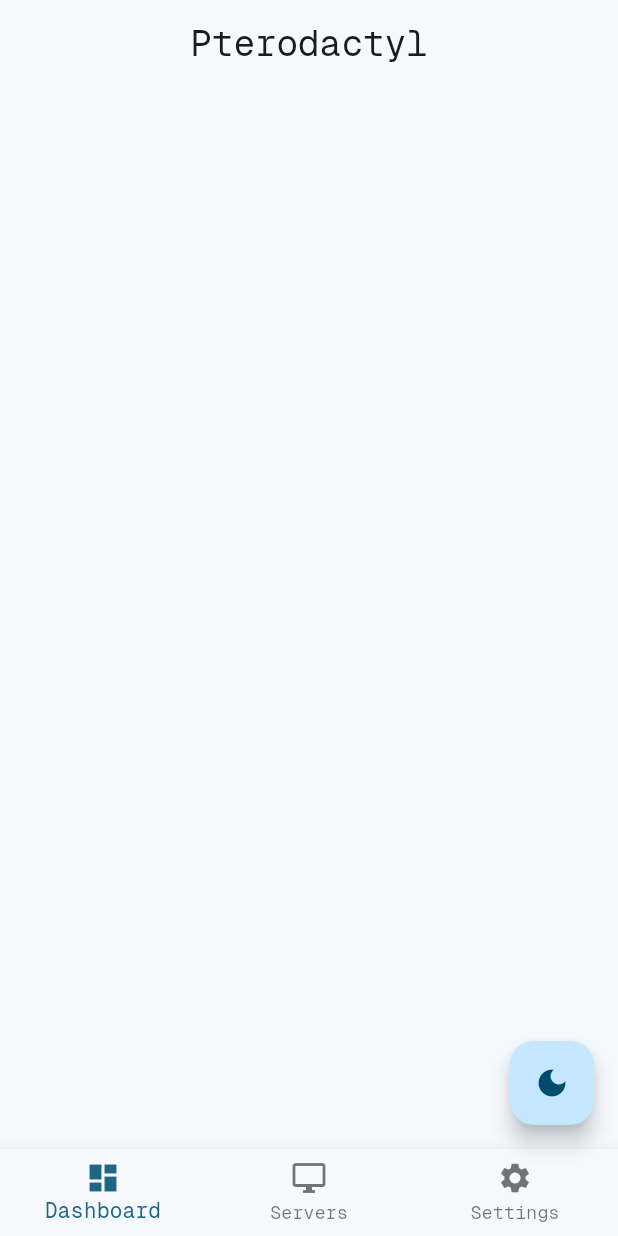
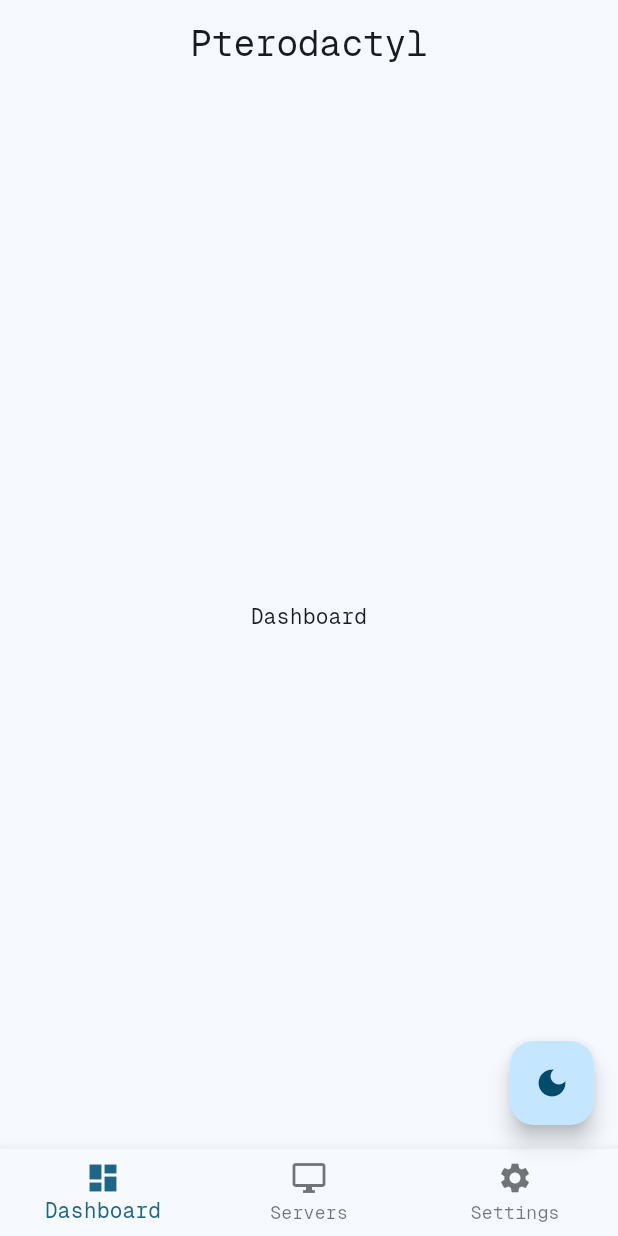
Before and after one commit to lt9nine/pterodactyl_mobile, a Flutter app: the screen it shows after launch, on a phone screen of 412 x 824 dp. Run offline on Flutter 3.47's test engine with Material 3 defaults, Android fonts, the light colour scheme and no system bars.

Commit message:
Added pages and moved them to /pages

```diff
--- a/lib/main.dart
+++ b/lib/main.dart
@@ -1,4 +1,7 @@
 import 'package:flutter/material.dart';
+import 'package:pterodactyl_mobile/pages/dashboard.dart';
+import 'package:pterodactyl_mobile/pages/servers.dart';
+import 'package:pterodactyl_mobile/pages/settings.dart';
 import 'package:pterodactyl_mobile/theme/theme_constants.dart';
 import 'package:pterodactyl_mobile/theme/theme_manager.dart';
 
@@ -34,6 +37,13 @@
     }
   }
 
+  int _selectedIndex = 0;
+  List<Widget> body = [
+    Dashboard(),
+    Servers(),
+    Settings(),
+  ];
+
   @override
   Widget build(BuildContext context) {
     return MaterialApp(
@@ -45,7 +55,15 @@
         appBar: AppBar(
           title: Center(child: Text('Pterodactyl')),
         ),
-        bottomNavigationBar: BottomNavigationBar(items: [
+        body: body[_selectedIndex],
+        bottomNavigationBar: BottomNavigationBar(
+            currentIndex: _selectedIndex,
+            onTap: (int index) {
+              setState(() {
+                _selectedIndex = index;
+              });
+            },
+            items: [
               BottomNavigationBarItem(
                   icon: Icon(Icons.dashboard), label: 'Dashboard'),
               BottomNavigationBarItem(
--- /dev/null
+++ b/lib/pages/dashboard.dart
@@ -0,0 +1,10 @@
+import 'package:flutter/material.dart';
+
+class Dashboard extends StatelessWidget {
+  const Dashboard({super.key});
+
+  @override
+  Widget build(BuildContext context) {
+    return const Center(child: Text('Dashboard'));
+  }
+}
```
Also changed, not shown: lib/pages/servers.dart (added, +10 -0 lines), lib/pages/settings.dart (added, +10 -0 lines). Lines whose indentation alone changed are shown as unchanged.
